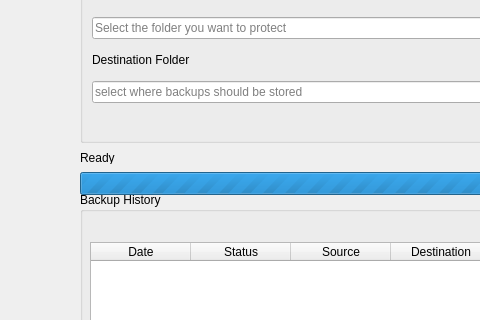
Old version of the form mainwindow.ui in the repository Anotidagd/cpp-qt-smart-backup-manager; both pictures show x 0 to 480 and y 158 to 478 of the 900 by 621 pixel window.
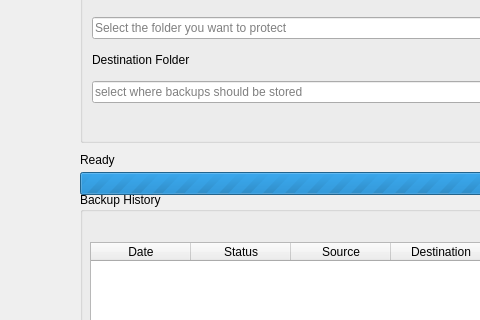
New version of the form.

```diff
--- a/mainwindow.ui
+++ b/mainwindow.ui
@@ -124,8 +124,8 @@
      <rect>
       <x>80</x>
       <y>310</y>
-      <width>37</width>
-      <height>12</height>
+      <width>71</width>
+      <height>16</height>
      </rect>
     </property>
     <property name="text">
```
